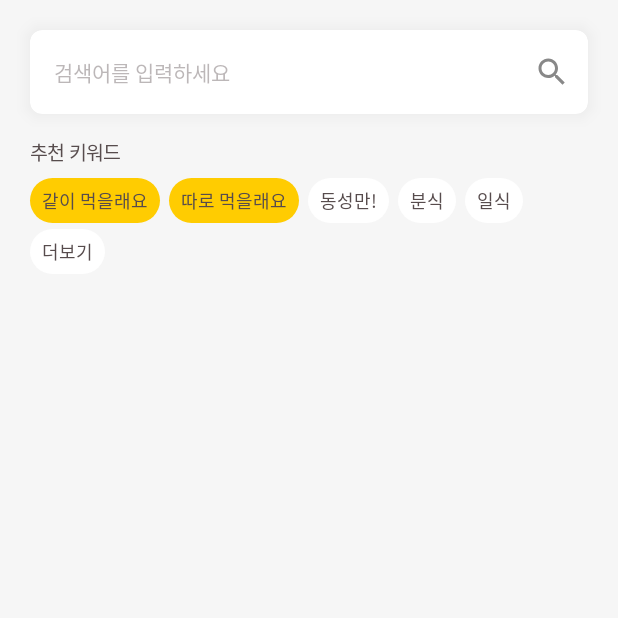
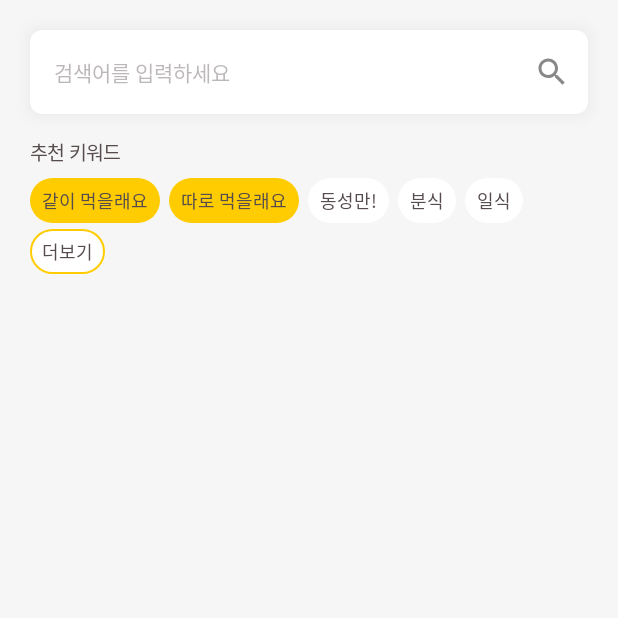
Before and after one commit to semothon/2025_TEAM_2_FE, an Android app built with Jetpack Compose: the composable RoomListScreen shown on its own in the app's theme, after a tap on "따로 먹을래요", on a phone screen of 412 x 824 dp, the top half of it. Run offline under Robolectric (Android 15) with nearby library versions, the phone set to English and light mode, and no system bars; 1 statement that could not run was skipped; 1 other tap on this screen came first.

Commit message:
FIx Click Ripple

```diff
--- a/app/src/main/java/com/example/team2/presentation/roomlist/component/KeywordChip.kt
+++ b/app/src/main/java/com/example/team2/presentation/roomlist/component/KeywordChip.kt
@@ -1,12 +1,16 @@
 package com.example.team2.presentation.roomlist.component
 
 import androidx.compose.foundation.clickable
+import androidx.compose.foundation.interaction.MutableInteractionSource
 import androidx.compose.foundation.layout.Box
 import androidx.compose.foundation.layout.padding
 import androidx.compose.foundation.shape.RoundedCornerShape
+import androidx.compose.material.ripple.rememberRipple
 import androidx.compose.material3.Surface
 import androidx.compose.runtime.Composable
+import androidx.compose.runtime.remember
 import androidx.compose.ui.Modifier
+import androidx.compose.ui.draw.clip
 import androidx.compose.ui.graphics.Color
 import androidx.compose.ui.unit.dp
 import com.example.team2.presentation.component.CustomText2
@@ -14,9 +18,14 @@ import com.example.team2.presentation.component.CustomText2
 @Composable
 fun KeywordChip(keyword: String, color: Color, onClick: () -> Unit) {
     Surface(
-        shape = RoundedCornerShape(97.dp),
         color = color,
-        modifier = Modifier.clickable { onClick() }
+        modifier = Modifier
+            .clip(RoundedCornerShape(97.dp))
+            .clickable(
+                onClick = { onClick() },
+                interactionSource = null,
+                indication = null
+            )
     ) {
         Box(modifier = Modifier.padding(horizontal = 8.dp, vertical = 6.dp)) {
             CustomText2(keyword)
--- a/app/src/main/java/com/example/team2/presentation/roomlist/component/KeywordLIst.kt
+++ b/app/src/main/java/com/example/team2/presentation/roomlist/component/KeywordLIst.kt
@@ -1,5 +1,6 @@
 package com.example.team2.presentation.roomlist.component
 
+import androidx.compose.foundation.border
 import androidx.compose.foundation.clickable
 import androidx.compose.foundation.layout.Arrangement
 import androidx.compose.foundation.layout.Box
@@ -19,7 +20,6 @@ import androidx.compose.runtime.mutableStateOf
 import androidx.compose.runtime.remember
 import androidx.compose.runtime.setValue
 import androidx.compose.ui.Modifier
-import androidx.compose.ui.graphics.Color
 import androidx.compose.ui.unit.dp
 import com.example.team2.presentation.component.CustomText
 import com.example.team2.presentation.component.CustomText2
@@ -57,9 +57,11 @@ fun KeywordList(
             }
 
             Surface(
-                shape = RoundedCornerShape(16.dp),
-                color = Color.White,
-                modifier = Modifier.clickable { expanded = !expanded }
+                shape = RoundedCornerShape(97.dp),
+                color = MainWhite,
+                modifier = Modifier
+                    .clickable { expanded = !expanded }
+                    .border(1.dp, MainColor, RoundedCornerShape(97.dp))
             ) {
                 Box(modifier = Modifier.padding(horizontal = 8.dp, vertical = 6.dp)) {
                     CustomText2(text = if (expanded) "간단히 보기" else "더보기")
```
Also changed, not shown: app/src/main/java/com/example/team2/presentation/roomlist/RoomListItem.kt (+9 -2 lines), app/src/main/java/com/example/team2/presentation/tabbar/BottomBar.kt (+17 -10 lines).
